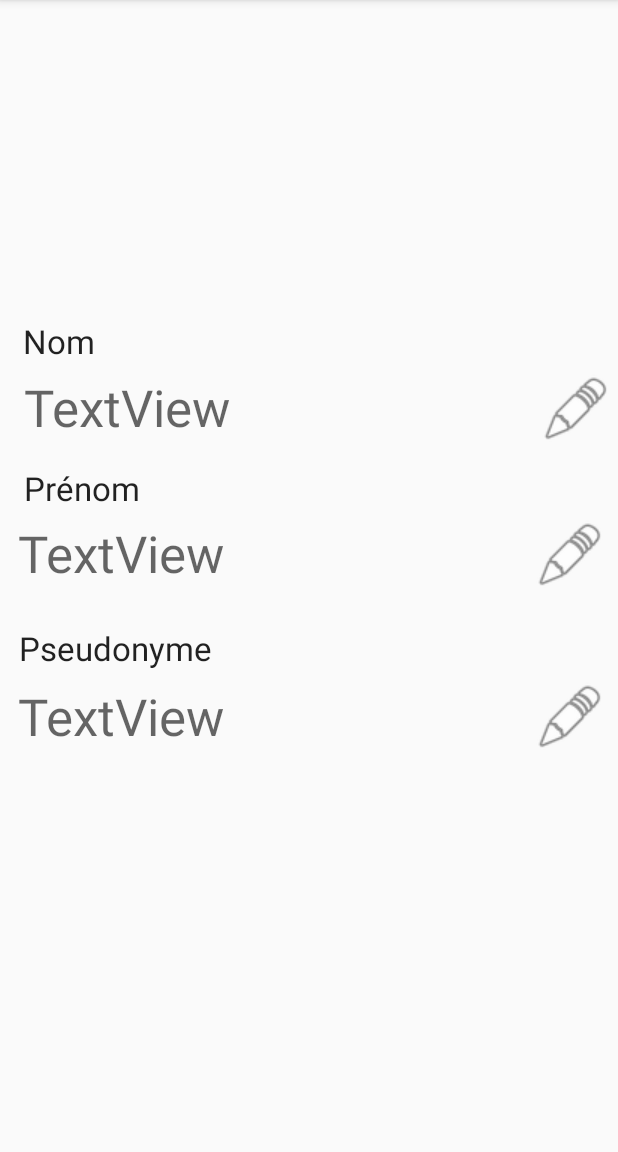
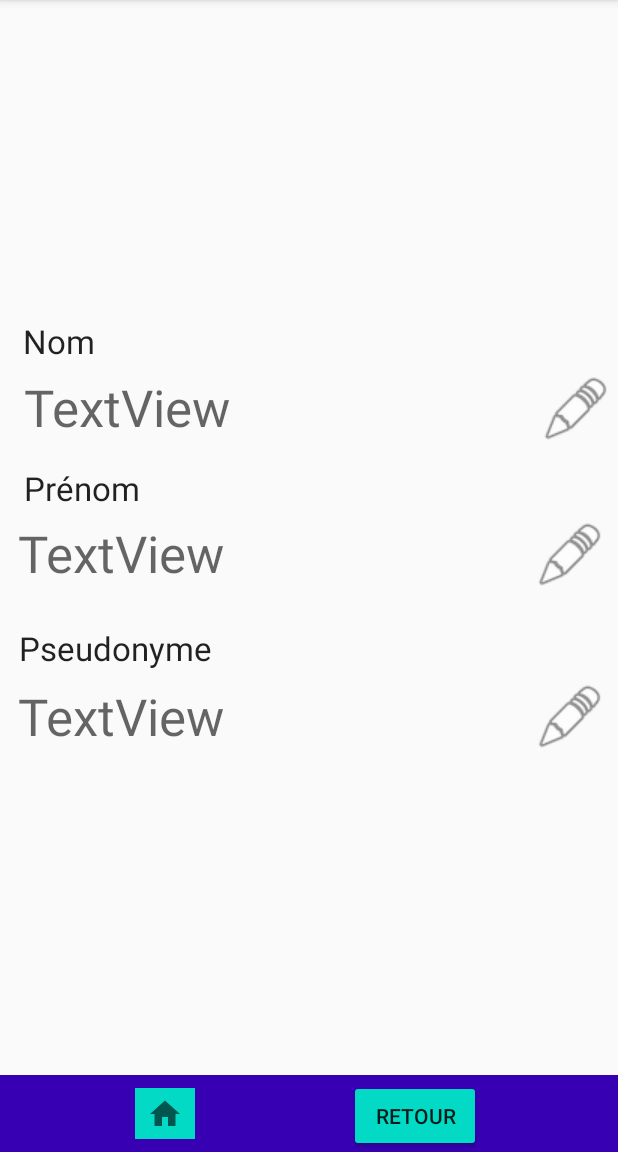
Before and after one commit to SefkanTas/Sonofy, an Android app: the ProfilActivity screen opened directly, with no data from a screen before it, on a phone screen of 412 x 824 dp, the part 84-1236 px from its top. Run offline under Robolectric (Android 15) with nearby library versions, the phone set to English and light mode, and no system bars; our stand-ins replace Firebase (no records; nobody signed in at launch, a user with empty details on screens opened directly); 3 statements that could not run were skipped.

Commit message:
update UI

```diff
--- a/app/src/main/java/github/com/kazetavi/sonofy/ui/publication/PublicationActivity.java
+++ b/app/src/main/java/github/com/kazetavi/sonofy/ui/publication/PublicationActivity.java
@@ -152,8 +152,6 @@ public class PublicationActivity extends AppCompatActivity {
 //            }
 //        });
 
-       // Log.i("test extra : ", intent.getStringExtra("userId"));
-
         miniatureImageView.setOnClickListener(new View.OnClickListener() {
             @Override
             public void onClick(View view) {
--- a/app/src/main/java/github/com/kazetavi/sonofy/ui/user/ProfilActivity.java
+++ b/app/src/main/java/github/com/kazetavi/sonofy/ui/user/ProfilActivity.java
@@ -6,10 +6,13 @@ import androidx.lifecycle.Observer;
 import androidx.lifecycle.ViewModelProvider;
 
 import android.content.DialogInterface;
+import android.content.Intent;
 import android.os.Bundle;
 import android.view.LayoutInflater;
 import android.view.View;
+import android.widget.Button;
 import android.widget.EditText;
+import android.widget.ImageButton;
 import android.widget.ImageView;
 import android.widget.TextView;
 
@@ -17,6 +20,7 @@ import com.google.firebase.auth.FirebaseAuth;
 
 import github.com.kazetavi.sonofy.R;
 import github.com.kazetavi.sonofy.data.model.User;
+import github.com.kazetavi.sonofy.ui.listgroup.ListGroupActivity;
 
 public class ProfilActivity extends AppCompatActivity {
 
@@ -26,6 +30,8 @@ public class ProfilActivity extends AppCompatActivity {
     private TextView prenom;
     //private TextView email;
     private TextView pseudo;
+    private ImageButton home ;
+    private Button back;
     public static final String MODIFIER = "Modifier";
     public static final String ANNULER = "Annuler";
 
@@ -41,6 +47,8 @@ public class ProfilActivity extends AppCompatActivity {
         //Champs à afficher à partir de la base de données
         user = FirebaseAuth.getInstance();
 
+        home = findViewById(R.id.imageButton3);
+        back = findViewById(R.id.retour);
         nom = findViewById(R.id.nom_modif);
         prenom = findViewById(R.id.prenom_modif);
         //email = findViewById(R.id.mail_modif);
@@ -92,6 +100,22 @@ public class ProfilActivity extends AppCompatActivity {
             @Override
             public void onClick(View v) {
                 boutonModPseudo(v);
+            }
+        });
+
+        home.setOnClickListener(new View.OnClickListener() {
+            @Override
+            public void onClick(View v) {
+                Intent intent = new Intent(getBaseContext(), ListGroupActivity.class);
+                intent.addFlags(Intent.FLAG_ACTIVITY_NEW_TASK | Intent.FLAG_ACTIVITY_CLEAR_TASK);
+                startActivity(intent);
+            }
+        });
+
+        back.setOnClickListener(new View.OnClickListener() {
+            @Override
+            public void onClick(View v) {
+                finish();
             }
         });
     }
--- a/app/src/main/res/layout/activity_profil.xml
+++ b/app/src/main/res/layout/activity_profil.xml
@@ -171,4 +171,39 @@
         app:layout_constraintTop_toTopOf="parent"
         app:layout_constraintVertical_bias="0.631"
         app:srcCompat="@android:drawable/ic_menu_edit" />
+
+    <androidx.constraintlayout.helper.widget.Flow
+        android:id="@+id/flow5"
+        android:layout_width="434dp"
+        android:layout_height="51dp"
+        android:background="@color/colorPrimaryDark"
+        app:constraint_referenced_ids="imageButton3,retour"
+        app:layout_constraintBottom_toBottomOf="parent"
+        app:layout_constraintEnd_toEndOf="parent"
+        app:layout_constraintStart_toStartOf="parent" />
+
+    <ImageButton
+        android:id="@+id/imageButton3"
+        android:layout_width="40dp"
+        android:layout_height="34dp"
+        android:layout_marginStart="100dp"
+        android:layout_marginEnd="293dp"
+        android:background="@color/colorAccent"
+        app:layout_constraintBottom_toBottomOf="parent"
+        app:layout_constraintEnd_toEndOf="@+id/flow5"
+        app:layout_constraintStart_toStartOf="@+id/flow5"
+        app:layout_constraintTop_toTopOf="@+id/flow5"
+        app:srcCompat="@drawable/ic_baseline_home_24" />
+
+    <Button
+        android:id="@+id/retour"
+        android:layout_width="wrap_content"
+        android:layout_height="wrap_content"
+        android:layout_marginTop="3dp"
+        android:backgroundTint="@color/colorAccent"
+        android:text="Retour"
+        app:layout_constraintBottom_toBottomOf="parent"
+        app:layout_constraintEnd_toEndOf="@+id/flow5"
+        app:layout_constraintStart_toEndOf="@+id/imageButton3"
+        app:layout_constraintTop_toTopOf="@+id/flow5" />
 </androidx.constraintlayout.widget.ConstraintLayout>
```
Also changed, not shown: app/src/main/java/github/com/kazetavi/sonofy/ui/user/MainProfilActivity.java (+9 -0 lines), app/src/main/res/layout/activity_main_profil.xml (+16 -3 lines).
